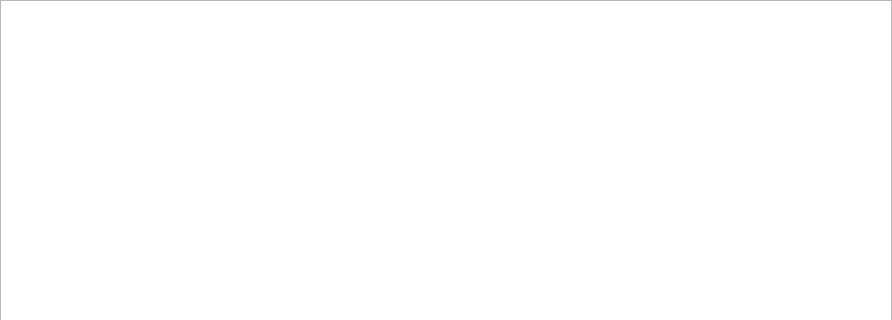
ScrollDP/CCSMTR, file src/MainScreen/StationControl/ui_StationControl.ui: the form before one commit; both pictures show x 0 to 892 and y 0 to 320 of the 892 by 812 pixel window.
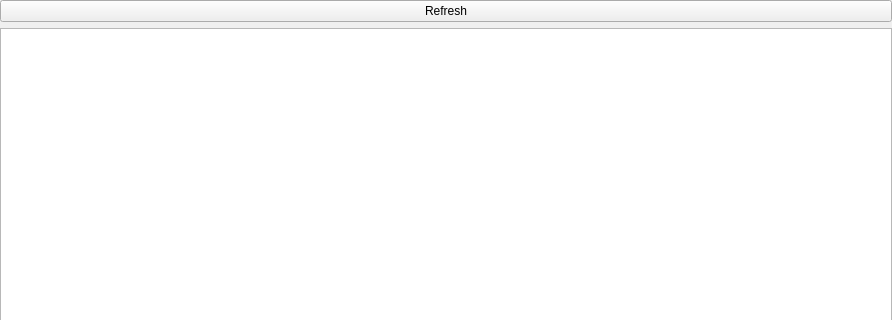
The form after the commit.

Commit message: refresh button na obnovenie, dokoncenie layoutu

```diff
--- a/src/MainScreen/StationControl/ui_StationControl.ui
+++ b/src/MainScreen/StationControl/ui_StationControl.ui
@@ -38,6 +38,13 @@
    <property name="bottomMargin">
     <number>0</number>
    </property>
+   <item>
+    <widget class="QPushButton" name="Refresh">
+     <property name="text">
+      <string>Refresh</string>
+     </property>
+    </widget>
+   </item>
    <item>
     <widget class="QGraphicsView" name="graphicsView"/>
    </item>
```
The commit also changes 25 other files.
